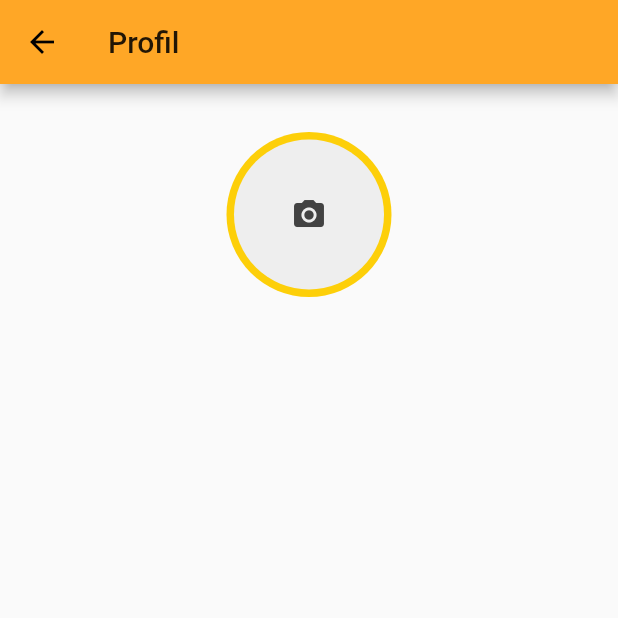
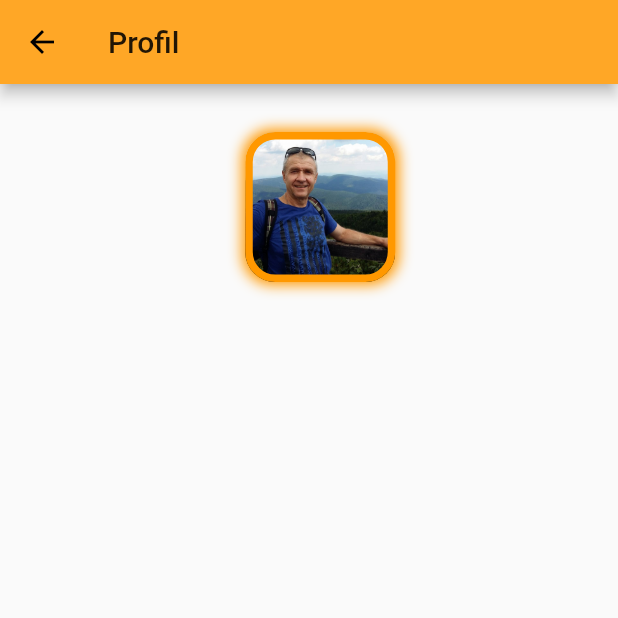
Before and after one commit to johnynov/forbee_flutter, a Flutter app: the UserAccount screen opened by its route, on a phone screen of 412 x 824 dp, the top half of it. Run offline on Flutter 3.47's test engine with Material 2 defaults, Android fonts, the phone set to English and light mode, and no system bars; our stand-ins replace charts_flutter, connectivity, flutter_slidable, font_awesome_flutter, google_maps_flutter, image_picker and 2 more; missing offline and left inert: flutter_rounded_date_picker; generated files the repository leaves out were written again; statements that could not run were skipped.

Commit message:
Profile photo persistency attempt

```diff
--- a/lib/main.dart
+++ b/lib/main.dart
@@ -28,7 +28,7 @@ class MyApp extends StatelessWidget {
         routes: {
           '/hive': (_) => HiveScreen(),
           '/myMeasures': (_) => MeasuresScreen(),
-          '/databaseTest' : (_) => HomePage(),
+          '/databaseTest' : (_) => ChartScreen(),
           '/userAccount' : (_) => UserAccount(),
         },
         localizationsDelegates: [
--- a/lib/ui/userAccount.dart
+++ b/lib/ui/userAccount.dart
@@ -2,6 +2,9 @@ import 'package:flutter/material.dart';
 import 'package:image_picker/image_picker.dart';
 import 'dart:async';
 import 'dart:io';
+import 'package:path/path.dart' as path;
+import 'package:path_provider/path_provider.dart' as syspaths;
+import './Hive.dart';
 
 class UserAccount extends StatefulWidget {
   @override
@@ -10,7 +13,6 @@ class UserAccount extends StatefulWidget {
 
 class _UserAccountState extends State<UserAccount> {
   File _image;
-
   @override
   Widget build(BuildContext context) {
     return Scaffold(
@@ -23,41 +25,52 @@ class _UserAccountState extends State<UserAccount> {
             height: 32,
           ),
           Center(
-            child: GestureDetector(
-              onTap: () {
-                _showPicker(context);
-              },
-              child: CircleAvatar(
-                radius: 55,
-                backgroundColor: Color(0xffFDCF09),
-                child: _image != null
-                    ? ClipRRect(
-                        borderRadius: BorderRadius.circular(50),
-                        child: Image.file(
-                          _image,
-                          width: 100,
-                          height: 100,
-                          fit: BoxFit.fitHeight,
-                        ),
-                      )
-                    : Container(
-                        decoration: BoxDecoration(
-                            color: Colors.grey[200],
-                            borderRadius: BorderRadius.circular(50)),
-                        width: 100,
-                        height: 100,
-                        child: Icon(
-                          Icons.camera_alt,
-                          color: Colors.grey[800],
-                        ),
-                      ),
-              ),
+              child: GestureDetector(
+            onTap: () {
+              _showPicker(context);
+            },
+            child: Column(
+              children: [
+                _roundedPhoto('assets/profilowe.jpg', Colors.orange, 100.0, context)
+              ],
             ),
-          )
+          ))
         ],
       ),
     );
   }
+
+  GestureDetector _roundedPhoto(
+          var assetPath, Color connStatus, var size, context) =>
+      GestureDetector(
+          onLongPress: () {
+            _showPicker(context);
+          },
+          child: Container(
+            width: size,
+            height: size,
+            margin: EdgeInsets.only(left: 15, bottom: 20),
+            decoration: BoxDecoration(
+                color: connStatus,
+                image: new DecorationImage(
+                  image: _image == null
+                      ? AssetImage(assetPath) //default photo
+                      : FileImage(_image), // photo from image picker
+                  fit: BoxFit.cover,
+                ),
+                border: Border.all(
+                  color: connStatus,
+                  width: 5,
+                ),
+                borderRadius: BorderRadius.circular(20),
+                boxShadow: [
+                  BoxShadow(
+                    color: connStatus,
+                    blurRadius: 7,
+                    spreadRadius: 2,
+                  )
+                ]),
+          ));
 
   void _showPicker(context) {
     showModalBottomSheet(
@@ -69,14 +82,14 @@ class _UserAccountState extends State<UserAccount> {
                 children: <Widget>[
                   new ListTile(
                       leading: new Icon(Icons.photo_library),
-                      title: new Text('Photo Library'),
+                      title: new Text('Galeria zdjęć'),
                       onTap: () {
                         _imgFromGallery();
                         Navigator.of(context).pop();
                       }),
                   new ListTile(
                     leading: new Icon(Icons.photo_camera),
-                    title: new Text('Camera'),
+                    title: new Text('Aparat'),
                     onTap: () {
                       _imgFromCamera();
                       Navigator.of(context).pop();
@@ -91,17 +104,29 @@ class _UserAccountState extends State<UserAccount> {
 
   _imgFromCamera() async {
     File image = await ImagePicker.pickImage(
-        source: ImageSource.camera, imageQuality: 50);
+        source: ImageSource.camera,
+        imageQuality: 50,
+        maxWidth: 300,
+        maxHeight: 300);
+    setState(() {
+      _image = image;
+    });
+    final appDir = await syspaths.getApplicationDocumentsDirectory();
+    final fileName = path.basename(image.path);
+    print(fileName);
+    final savedImage = await image.copy('${appDir.path}/$fileName');
+  }
+
+  _imgFromGallery() async {
+    File image = await ImagePicker.pickImage(
+        source: ImageSource.gallery,
+        imageQuality: 50,
+        maxWidth: 300,
+        maxHeight: 300);
     setState(() {
       _image = image;
     });
   }
 
-  _imgFromGallery() async {
-    File image = await ImagePicker.pickImage(
-        source: ImageSource.gallery, imageQuality: 50);
-    setState(() {
-      _image = image;
-    });
-  }
+
 }
--- a/lib/widgets/httpMethods.dart
+++ b/lib/widgets/httpMethods.dart
@@ -16,7 +16,7 @@ Future<Measure> fetchMeasures() async {
       var measure = Measure(
           id: null,
           timestamp: DateTime.fromMillisecondsSinceEpoch(
-              (int.parse(values[0]) - 3600 * 2) * 1000),
+              (int.parse(values[0])- 2*3600) * 1000),
           temperature: double.parse(values[1]),
           humidity: double.parse(values[2]),
           pressure: double.parse(values[3]),
--- a/pubspec.yaml
+++ b/pubspec.yaml
@@ -39,6 +39,9 @@ dependencies:
   regexed_validator: ^1.0.4
   flutter_rounded_date_picker: ^1.0.5
   image_picker: ^0.6.6+5
+  vibration: ^1.5.0
+  path: ^1.7.0
+  path_provider:  ^1.6.18
 
 dev_dependencies:
   flutter_test:
```
Also changed, not shown: lib/data/moor_database.dart (+33 -8 lines), lib/ui/Hive.dart (+85 -23 lines), lib/ui/Measures.dart (+14 -5 lines), lib/ui/charts.dart (+4 -14 lines), lib/ui/main_drawer.dart (+20 -5 lines), assets/honey.svg, lib/data/moor_database.g.dart, pubspec.lock, 2 other files.
